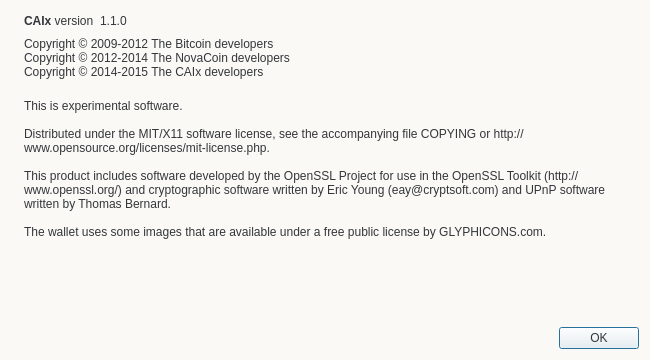
Old version of the form src/qt/forms/aboutdialog.ui in the repository Lefter1s/CAIx.
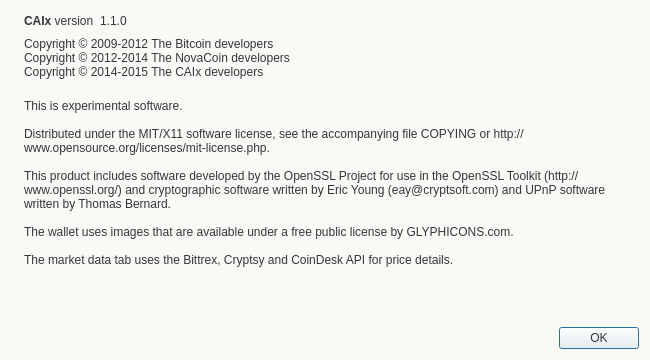
New version of the form. Icons and pictures are not drawn.

```diff
--- a/src/qt/forms/aboutdialog.ui
+++ b/src/qt/forms/aboutdialog.ui
@@ -115,7 +115,9 @@
 
 This product includes software developed by the OpenSSL Project for use in the OpenSSL Toolkit (http://www.openssl.org/) and cryptographic software written by Eric Young (eay@cryptsoft.com) and UPnP software written by Thomas Bernard.
 
-The wallet uses some images that are available under a free public license by GLYPHICONS.com.</string>
+The wallet uses images that are available under a free public license by GLYPHICONS.com.
+
+The market data tab uses the Bittrex, Cryptsy and CoinDesk API for price details.</string>
        </property>
        <property name="wordWrap">
         <bool>true</bool>
```
